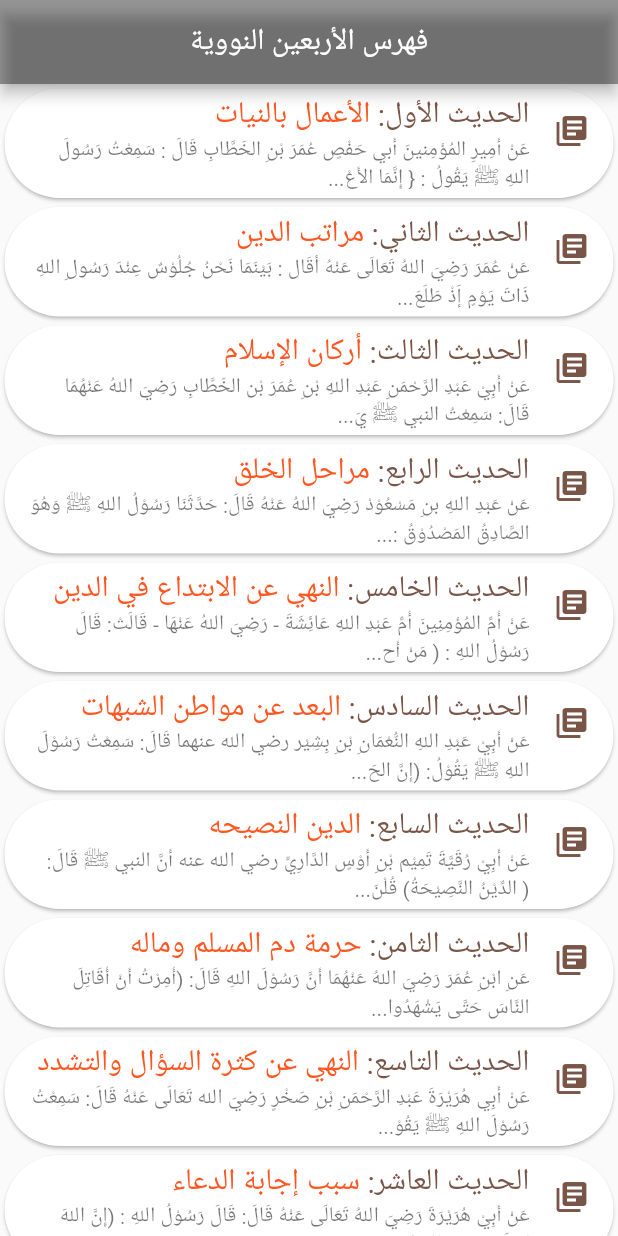
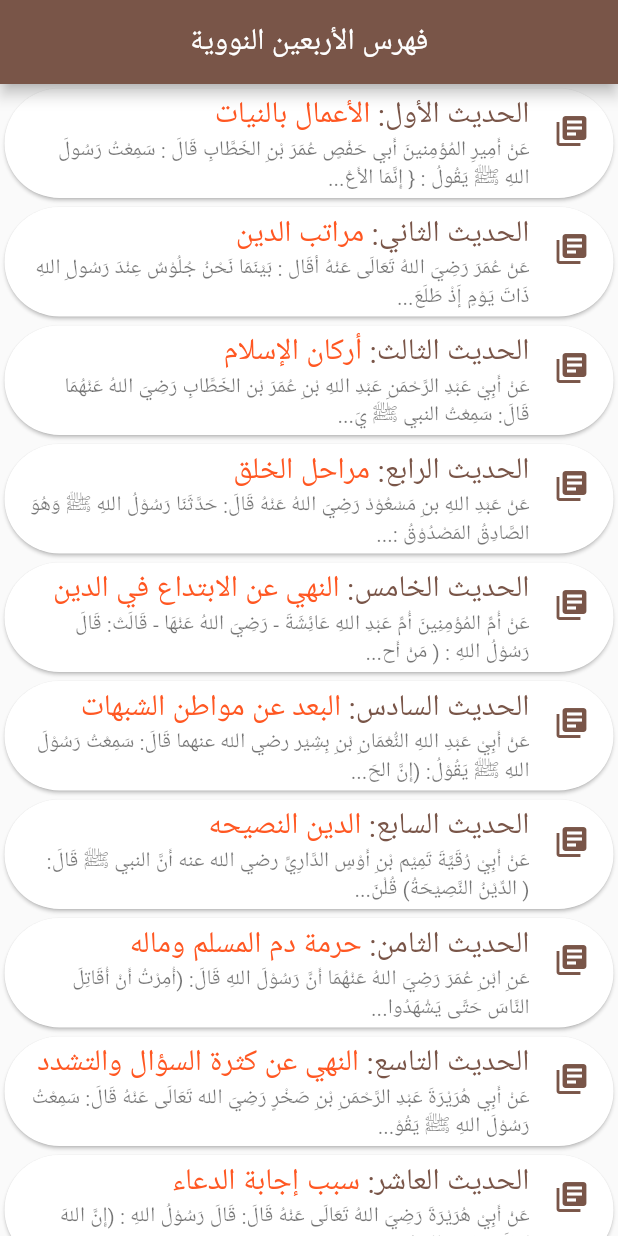
Before and after one commit to djamelzerrouki/alhadithalnawawiforty, a Flutter app: the screen it shows after launch, on a phone screen of 412 x 824 dp. Run offline on Flutter 3.47's test engine with Material 2 defaults, Android fonts, the phone set to English and light mode, and no system bars; our stand-ins replace audioplayers, share.

Commit message:
change color appBar

```diff
--- a/lib/main.dart
+++ b/lib/main.dart
@@ -25,7 +25,7 @@
 
              ),
            ),
-           backgroundColor: Colors.black38,
+           backgroundColor: Colors.brown,
          ),
          body: CollapsingList(),
       //body: NetworkingPage(),
```
